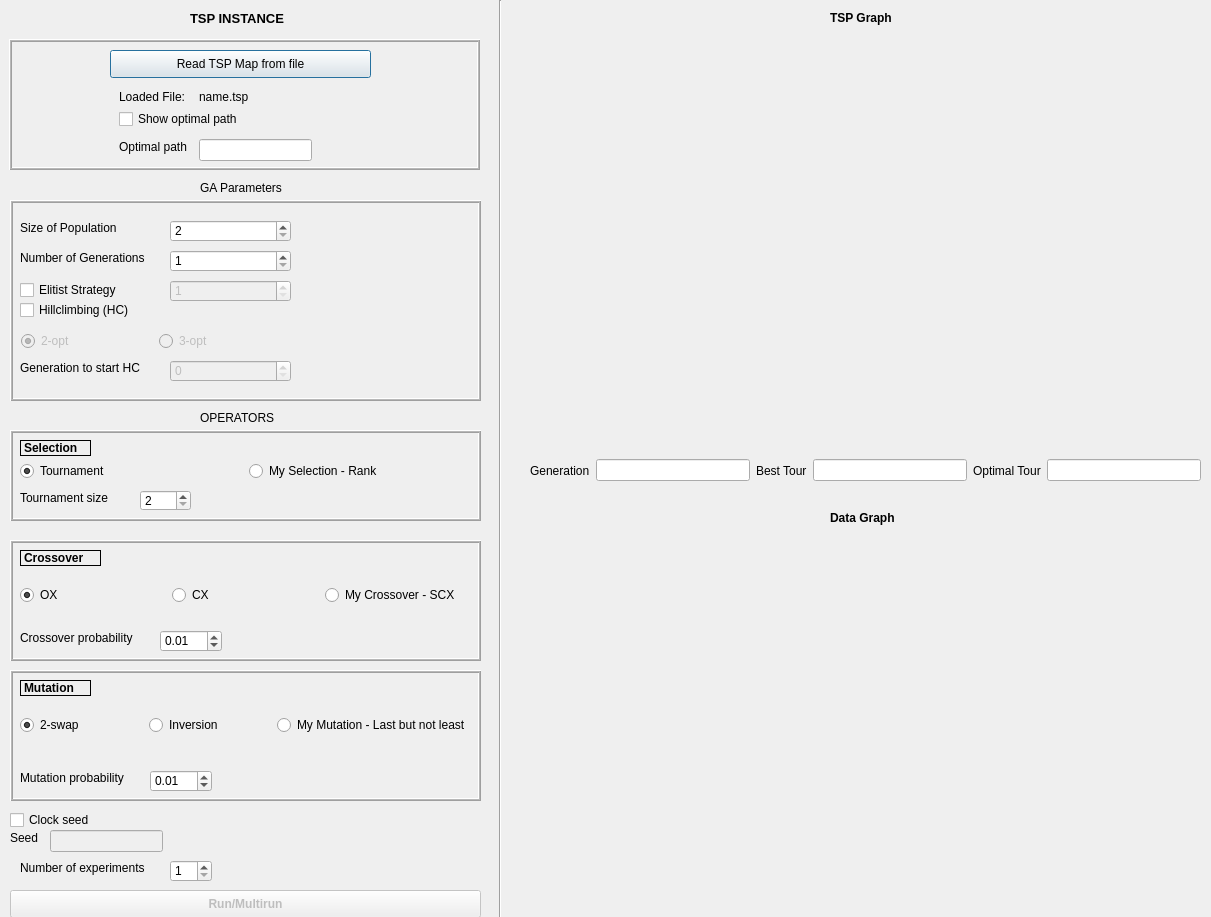
Qt form tsp.ui (kanaji/TSP_AIN_FKKG) before a commit.
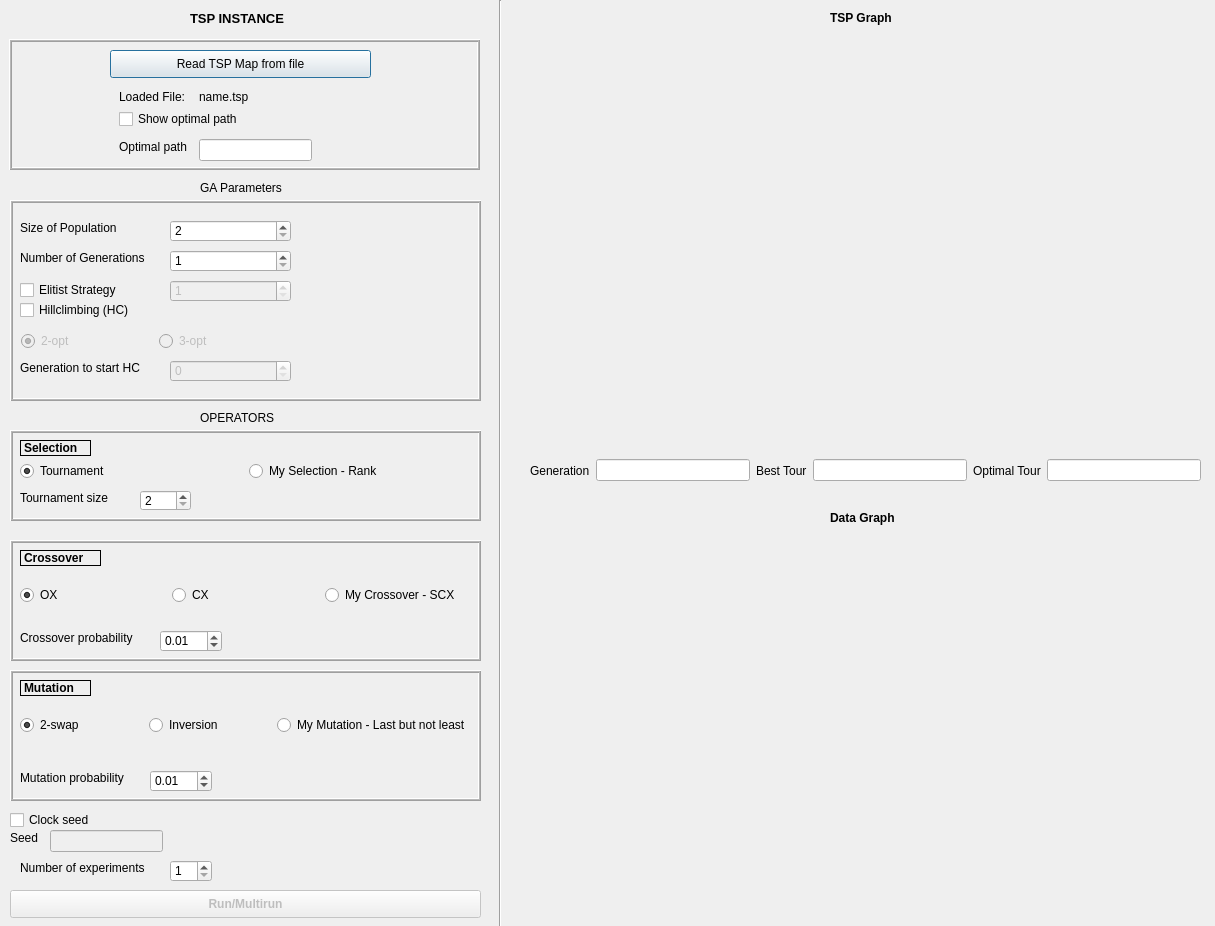
The same form after that commit. Custom widgets are drawn as their Qt base class.

What changed in the file:
```diff
--- a/tsp.ui
+++ b/tsp.ui
@@ -6,8 +6,8 @@
    <rect>
     <x>0</x>
     <y>0</y>
-    <width>1211</width>
-    <height>917</height>
+    <width>1215</width>
+    <height>926</height>
    </rect>
   </property>
   <property name="windowTitle">
```
